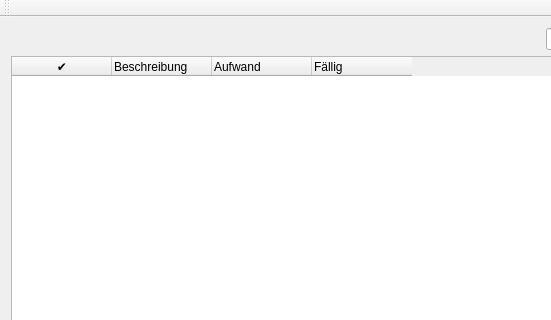
Above: src/widgets/ui/mainwindow.ui from choenig/tingy before the change; both pictures show x 0 to 551 and y 0 to 320 of the 665 by 807 pixel window. Below: the same form after it.
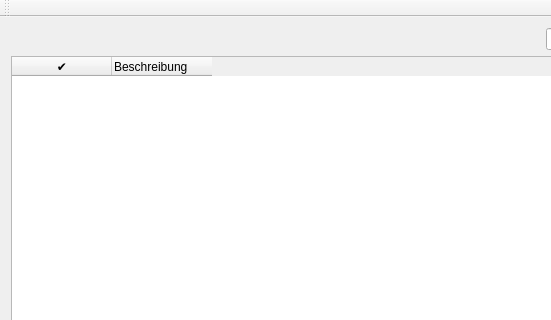
That is the form after the change. Custom widgets are drawn as their Qt base class.

```diff
--- a/src/widgets/ui/mainwindow.ui
+++ b/src/widgets/ui/mainwindow.ui
@@ -59,16 +59,6 @@
         <string>Beschreibung</string>
        </property>
       </column>
-      <column>
-       <property name="text">
-        <string>Aufwand</string>
-       </property>
-      </column>
-      <column>
-       <property name="text">
-        <string>Fällig</string>
-       </property>
-      </column>
      </widget>
     </item>
    </layout>
```
Left out of the diff: 2 changed lines with no effect on the pictures.
